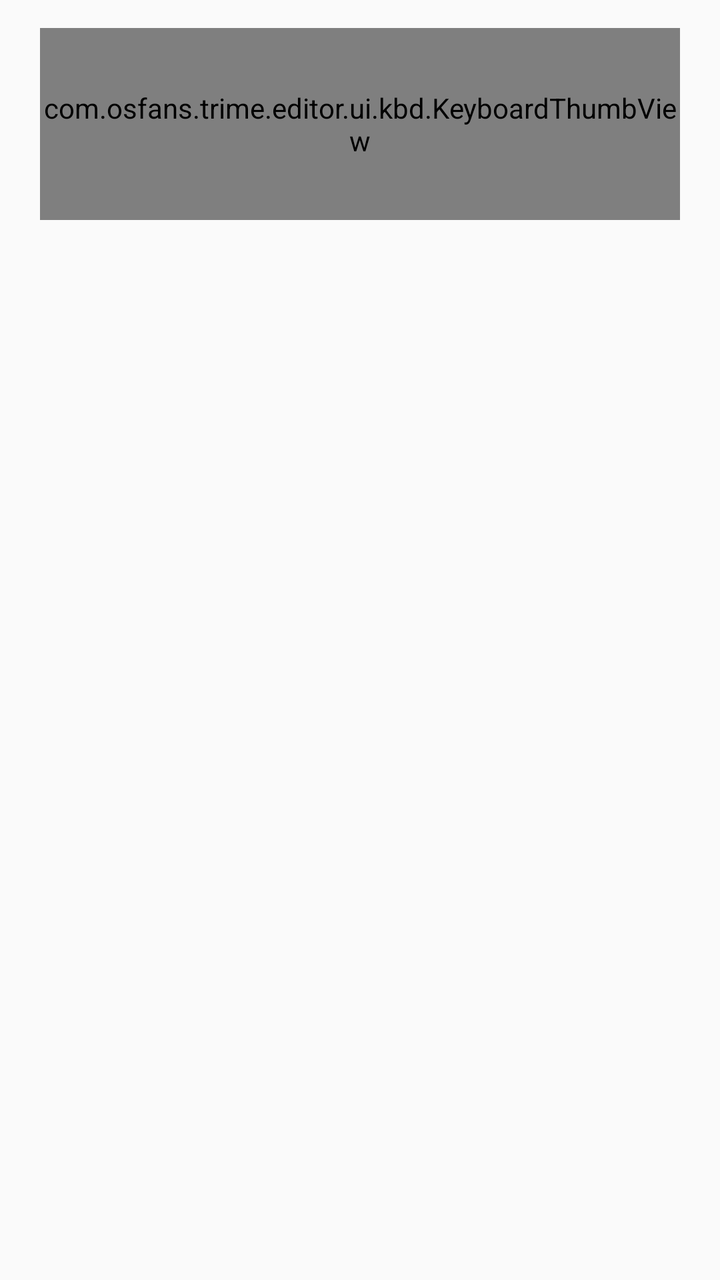
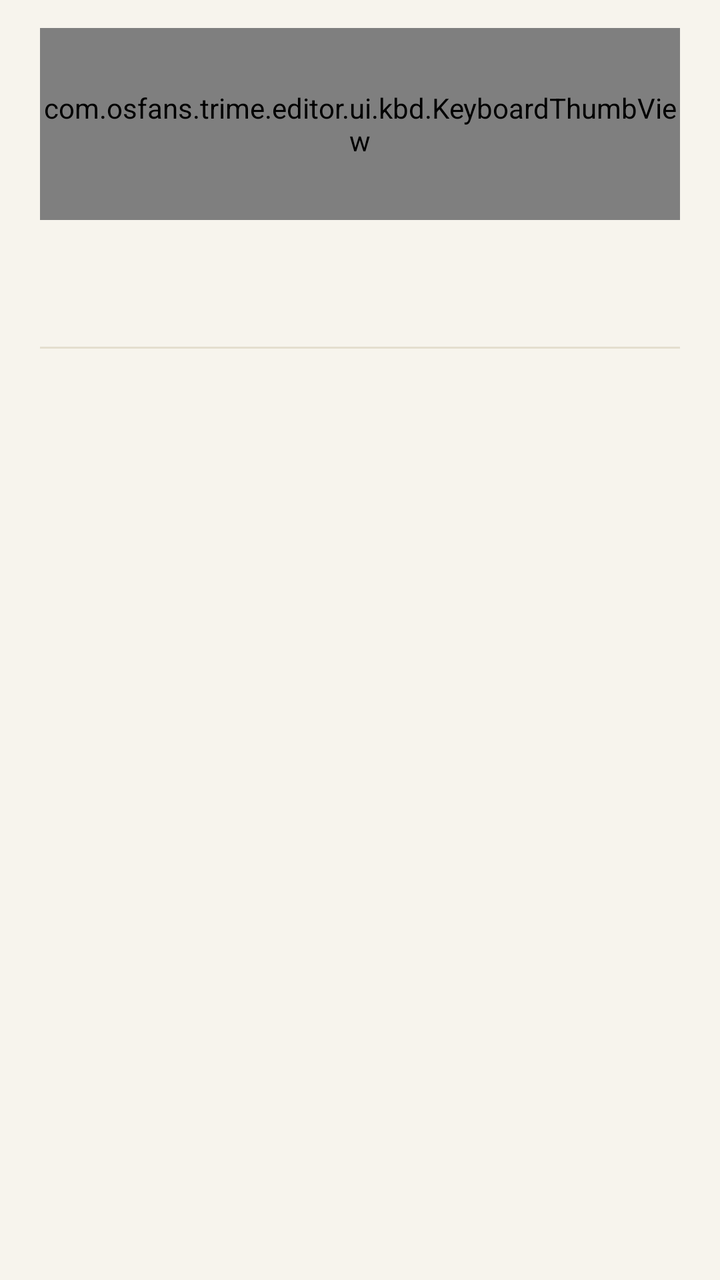

Two renders of the same Android screen: before a commit and after it. Below are the layout's source before the change and the commit's diff.
<!-- AndroidManifest.xml: application theme Theme.TrimeEditor -->
<!-- res/layout/item_keyboard.xml -->
<?xml version="1.0" encoding="utf-8"?>
<LinearLayout xmlns:android="http://schemas.android.com/apk/res/android"
    android:layout_width="match_parent"
    android:layout_height="wrap_content"
    android:background="?attr/selectableItemBackground"
    android:clickable="true"
    android:focusable="true"
    android:orientation="vertical"
    android:paddingHorizontal="20dp"
    android:paddingVertical="14dp">

    <com.osfans.trime.editor.ui.kbd.KeyboardThumbView
        android:id="@+id/thumb"
        android:layout_width="match_parent"
        android:layout_height="96dp" />

    <TextView
        android:id="@+id/name"
        android:layout_width="match_parent"
        android:layout_height="wrap_content"
        android:layout_marginTop="10dp"
        android:ellipsize="end"
        android:maxLines="1"
        android:textColor="?android:attr/textColorPrimary"
        android:textSize="16sp"
        android:textStyle="bold" />

    <TextView
        android:id="@+id/meta"
        android:layout_width="match_parent"
        android:layout_height="wrap_content"
        android:layout_marginTop="2dp"
        android:textColor="?android:attr/textColorSecondary"
        android:textSize="12sp" />

    <TextView
        android:id="@+id/badge"
        android:layout_width="match_parent"
        android:layout_height="wrap_content"
        android:layout_marginTop="6dp"
        android:lineSpacingMultiplier="1.2"
        android:textColor="@color/stale_text"
        android:textSize="12sp"
        android:visibility="gone" />

</LinearLayout>
<!-- resources referenced by this layout -->
<resources>
  <style name="Theme.TrimeEditor" parent="Theme.AppCompat.DayNight.NoActionBar">
          <item name="colorPrimary">@color/brand_primary</item>
          <item name="colorPrimaryDark">@color/brand_primary_dark</item>
          <item name="colorAccent">@color/brand_accent</item>
          
          <item name="preferenceTheme">@style/PreferenceThemeOverlay</item>
      </style>
  <!-- unchanged entries left out for length: 4 -->
</resources>

<!-- the commit's change to res/layout/item_keyboard.xml (unified diff, before → after) -->
@@ -5,9 +5,16 @@
     android:background="?attr/selectableItemBackground"
     android:clickable="true"
     android:focusable="true"
-    android:orientation="vertical"
-    android:paddingHorizontal="20dp"
-    android:paddingVertical="14dp">
+    android:orientation="vertical">
+
+    <LinearLayout
+        android:layout_width="match_parent"
+        android:layout_height="wrap_content"
+        android:orientation="vertical"
+        android:paddingStart="@dimen/ui_gutter"
+        android:paddingTop="14dp"
+        android:paddingEnd="@dimen/ui_gutter"
+        android:paddingBottom="14dp">
 
     <com.osfans.trime.editor.ui.kbd.KeyboardThumbView
         android:id="@+id/thumb"
@@ -20,18 +27,20 @@
         android:layout_height="wrap_content"
         android:layout_marginTop="10dp"
         android:ellipsize="end"
-        android:maxLines="1"
-        android:textColor="?android:attr/textColorPrimary"
-        android:textSize="16sp"
-        android:textStyle="bold" />
+        android:fontFamily="serif"
+        android:singleLine="true"
+        android:textColor="?attr/ui_ink"
+        android:textSize="18sp" />
 
     <TextView
         android:id="@+id/meta"
         android:layout_width="match_parent"
         android:layout_height="wrap_content"
         android:layout_marginTop="2dp"
-        android:textColor="?android:attr/textColorSecondary"
-        android:textSize="12sp" />
+        android:fontFamily="monospace"
+        android:singleLine="true"
+        android:textColor="?attr/ui_muted"
+        android:textSize="10sp" />
 
     <TextView
         android:id="@+id/badge"
@@ -39,8 +48,16 @@
         android:layout_height="wrap_content"
         android:layout_marginTop="6dp"
         android:lineSpacingMultiplier="1.2"
-        android:textColor="@color/stale_text"
+        android:textColor="?attr/ui_accent"
         android:textSize="12sp"
         android:visibility="gone" />
+    </LinearLayout>
+
+    <View
+        android:layout_width="match_parent"
+        android:layout_height="1dp"
+        android:layout_marginStart="@dimen/ui_gutter"
+        android:layout_marginEnd="@dimen/ui_gutter"
+        android:background="?attr/ui_rule" />
 
 </LinearLayout>
<!-- resource entries referenced after the edit -->
@@ -1,12 +1,87 @@
 <!-- resources referenced by this layout -->
 <resources>
+  <dimen name="ui_gutter">20dp</dimen>
   <style name="Theme.TrimeEditor" parent="Theme.AppCompat.DayNight.NoActionBar">
           <item name="colorPrimary">@color/brand_primary</item>
           <item name="colorPrimaryDark">@color/brand_primary_dark</item>
           <item name="colorAccent">@color/brand_accent</item>
+          <item name="android:windowBackground">@color/proof_paper</item>
           
           <item name="preferenceTheme">@style/PreferenceThemeOverlay</item>
+  
+          
+          <item name="ui_paper">@color/proof_paper</item>
+          <item name="ui_sheet">@color/proof_sheet</item>
+          <item name="ui_card">@color/proof_paper</item>
+          <item name="ui_card_high">@color/proof_sheet</item>
+          <item name="ui_ink">@color/proof_ink</item>
+          <item name="ui_ink_2">@color/proof_ink_2</item>
+          <item name="ui_muted">@color/proof_muted</item>
+          <item name="ui_rule">@color/proof_rule</item>
+          <item name="ui_rule_strong">@color/proof_rule_strong</item>
+          <item name="ui_outline">@color/proof_rule_strong</item>
+          <item name="ui_divider">@color/divider</item>
+          <item name="ui_rule_in_card">@color/proof_rule</item>
+          <item name="ui_accent">@color/proof_accent</item>
+          <item name="ui_primary">@color/brand_primary</item>
+          <item name="ui_primary_dark">@color/brand_primary_dark</item>
+          <item name="ui_primary_container">@color/proof_primary_container</item>
+          <item name="ui_on_primary_container">@color/proof_on_primary_container</item>
+          <item name="ui_on_primary">#FFFFFFFF</item>
+          <item name="ui_mark">@color/proof_mark</item>
+          <item name="ui_swatch_stroke">@color/proof_swatch_stroke</item>
+          <item name="ui_knob">@color/proof_knob</item>
+          <item name="ui_pill_stroke">@color/proof_pill_stroke</item>
+          <item name="ui_scrim">#66000000</item>
+          <item name="ui_warn">@color/warn</item>
+          <item name="ui_note_fill">@color/note_fill</item>
+          <item name="ui_stale_fill">@color/stale_fill</item>
+          <item name="ui_stale_text">@color/stale_text</item>
+          <item name="ui_chip_text">@color/chip_text</item>
+          <item name="ui_chip_text_selected">@color/chip_text_selected</item>
+  
+          <item name="ui_radius_card">0dp</item>
+          <item name="ui_radius_field">2dp</item>
+          <item name="ui_radius_button">2dp</item>
+          <item name="ui_radius_key">2dp</item>
+          <item name="ui_radius_sheet">0dp</item>
+          <item name="ui_radius_half">2dp</item>
+          <item name="ui_radius_swatch">@dimen/ui_swatch_radius</item>
+  
+          <item name="ui_text_title">23sp</item>
+          <item name="ui_text_section">17sp</item>
+          <item name="ui_text_name">13sp</item>
+          <item name="ui_text_meta">10sp</item>
+          <item name="ui_text_value">12sp</item>
+          <item name="ui_text_button">13sp</item>
+          <item name="ui_font_title">serif</item>
+          <item name="ui_font_body">sans-serif</item>
+          <item name="ui_font_meta">monospace</item>
+  
+          <item name="ui_gap_card">0dp</item>
+          <item name="ui_card_pad">0dp</item>
       </style>
+  <color name="proof_paper">#FFF7F4ED</color>
+  <color name="proof_sheet">#FFFFFDF8</color>
+  <color name="proof_ink">#FF23211C</color>
+  <color name="proof_ink_2">#FF5C564A</color>
+  <color name="proof_muted">#FF8A8271</color>
+  <color name="proof_rule">#FFE4DECF</color>
+  <color name="proof_rule_strong">#FFD9D1C0</color>
+  <color name="divider">#1F000000</color>
+  <color name="proof_accent">#FFB23A1A</color>
+  <color name="proof_primary_container">#FFDCE7E1</color>
+  <color name="proof_on_primary_container">#FF142E28</color>
+  <color name="proof_mark">#FFBDB4A2</color>
+  <color name="proof_swatch_stroke">#33000000</color>
+  <color name="proof_knob">#FFFFFDF8</color>
+  <color name="proof_pill_stroke">#26000000</color>
+  <color name="warn">#B3261E</color>
+  <color name="note_fill">#F0F2F1</color>
+  <color name="stale_fill">#FDF3E3</color>
+  <color name="chip_text">#4A4A4A</color>
+  <color name="chip_text_selected">#FFFFFF</color>
+  <dimen name="ui_swatch_radius">2dp</dimen>
   <!-- unchanged entries left out for length: 4 -->
 </resources>
 
